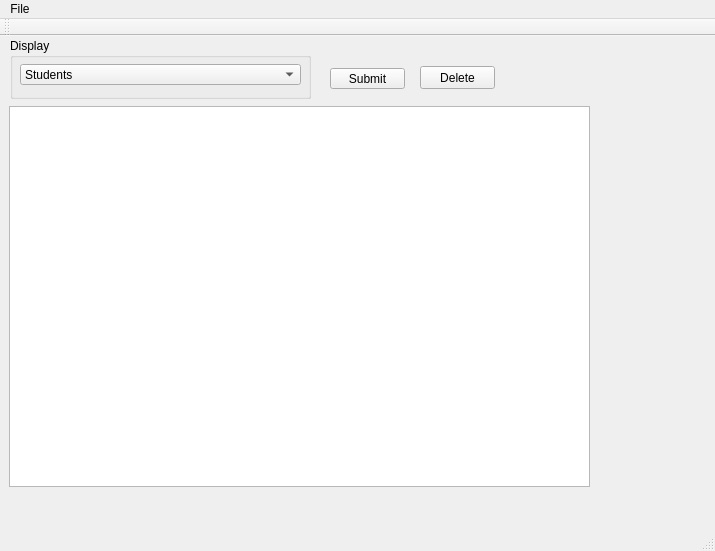
Above: mainwindow.ui from N45ING/CWDB before the change. Below: the same form after it.
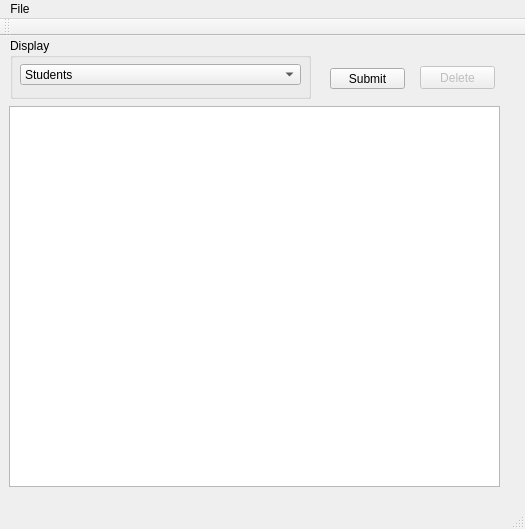
That is the form after the change.

Commit message: added disabling and enabling of delete button

Diff of the .ui file:
```diff
--- a/mainwindow.ui
+++ b/mainwindow.ui
@@ -6,8 +6,8 @@
    <rect>
     <x>0</x>
     <y>0</y>
-    <width>715</width>
-    <height>551</height>
+    <width>525</width>
+    <height>529</height>
    </rect>
   </property>
   <property name="windowTitle">
@@ -19,7 +19,7 @@
      <rect>
       <x>9</x>
       <y>70</y>
-      <width>581</width>
+      <width>491</width>
       <height>381</height>
      </rect>
     </property>
@@ -91,6 +91,9 @@
     </property>
    </widget>
    <widget class="QPushButton" name="deleteButton">
+    <property name="enabled">
+     <bool>false</bool>
+    </property>
     <property name="geometry">
      <rect>
       <x>420</x>
@@ -109,7 +112,7 @@
     <rect>
      <x>0</x>
      <y>0</y>
-     <width>715</width>
+     <width>525</width>
      <height>21</height>
     </rect>
    </property>
```
The commit also changes 4 other files.
